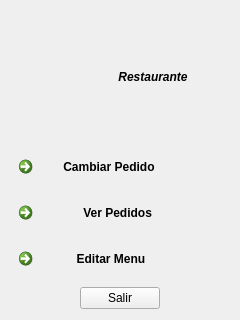
jeremyroa/Proyecto_RJ, file Food_system/interface_rest.ui: the form before one commit.
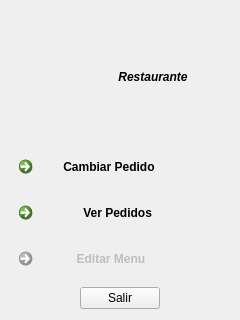
The form after the commit. Icons and pictures are not drawn.

Diff of the .ui file:
```diff
--- a/Food_system/interface_rest.ui
+++ b/Food_system/interface_rest.ui
@@ -171,6 +171,9 @@
        </item>
        <item>
         <widget class="QCommandLinkButton" name="commandLinkButton_3">
+         <property name="enabled">
+          <bool>false</bool>
+         </property>
          <property name="text">
           <string>           Editar Menu</string>
          </property>
```
